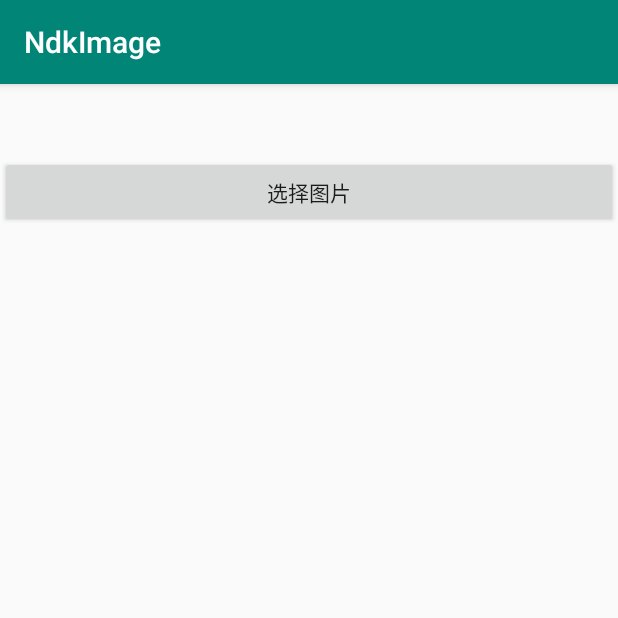
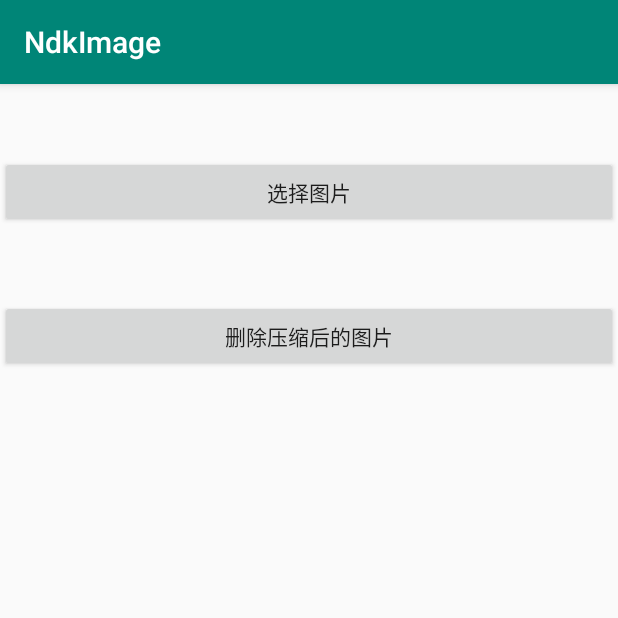
Before and after one commit to ddssingsong/NdkImage, an Android app: the screen it shows after launch (MainActivity), on a phone screen of 412 x 824 dp, the top half of it. Run offline under Robolectric (Android 15) with nearby library versions, the phone set to English and light mode, and no system bars.

Commit message:
新增通过路径压缩图片

```diff
--- a/app/src/main/res/layout/activity_main.xml
+++ b/app/src/main/res/layout/activity_main.xml
@@ -1,22 +1,26 @@
 <?xml version="1.0" encoding="utf-8"?>
-<RelativeLayout xmlns:android="http://schemas.android.com/apk/res/android"
+<LinearLayout xmlns:android="http://schemas.android.com/apk/res/android"
     xmlns:tools="http://schemas.android.com/tools"
     android:id="@+id/activity_main"
     android:layout_width="match_parent"
     android:layout_height="match_parent"
+    android:orientation="vertical"
     tools:context="com.dds.ndkimage.MainActivity">
 
 
     <Button
         android:id="@+id/button"
-        android:layout_width="wrap_content"
+        android:layout_width="match_parent"
         android:layout_height="wrap_content"
-        android:layout_alignParentEnd="true"
-        android:layout_alignParentLeft="true"
-        android:layout_alignParentRight="true"
-        android:layout_alignParentStart="true"
-        android:layout_alignParentTop="true"
         android:layout_marginTop="48dp"
         android:onClick="pickImage"
         android:text="选择图片" />
-</RelativeLayout>
+
+    <Button
+        android:id="@+id/button1"
+        android:layout_width="match_parent"
+        android:layout_height="wrap_content"
+        android:layout_marginTop="48dp"
+        android:onClick="deleteImage"
+        android:text="删除压缩后的图片" />
+</LinearLayout>
```
Also changed, not shown: app/src/main/java/com/dds/ndkimage/MainActivity.java (+76 -10 lines).
